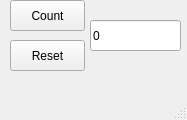
c-moo/c-moo_olio_harjoittelu, file Viikkotehtava7/mainwindow.ui: the form before one commit.
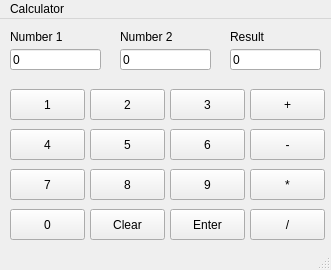
The form after the commit.

What changed in the file:
```diff
--- a/Viikkotehtava7/mainwindow.ui
+++ b/Viikkotehtava7/mainwindow.ui
@@ -6,8 +6,8 @@
    <rect>
     <x>0</x>
     <y>0</y>
-    <width>187</width>
-    <height>120</height>
+    <width>331</width>
+    <height>270</height>
    </rect>
   </property>
   <property name="windowTitle">
@@ -18,39 +18,310 @@
     <property name="geometry">
      <rect>
       <x>10</x>
-      <y>0</y>
+      <y>70</y>
       <width>75</width>
       <height>31</height>
      </rect>
     </property>
     <property name="text">
-     <string>Count</string>
+     <string>1</string>
     </property>
    </widget>
-   <widget class="QPushButton" name="Reset">
+   <widget class="QLineEdit" name="Box1">
     <property name="geometry">
      <rect>
       <x>10</x>
-      <y>40</y>
+      <y>30</y>
+      <width>91</width>
+      <height>21</height>
+     </rect>
+    </property>
+    <property name="text">
+     <string>0</string>
+    </property>
+   </widget>
+   <widget class="QLineEdit" name="Box2">
+    <property name="geometry">
+     <rect>
+      <x>120</x>
+      <y>30</y>
+      <width>91</width>
+      <height>21</height>
+     </rect>
+    </property>
+    <property name="text">
+     <string>0</string>
+    </property>
+   </widget>
+   <widget class="QLineEdit" name="Box3">
+    <property name="geometry">
+     <rect>
+      <x>230</x>
+      <y>30</y>
+      <width>91</width>
+      <height>21</height>
+     </rect>
+    </property>
+    <property name="text">
+     <string>0</string>
+    </property>
+   </widget>
+   <widget class="QLabel" name="Number1">
+    <property name="geometry">
+     <rect>
+      <x>10</x>
+      <y>10</y>
+      <width>81</width>
+      <height>16</height>
+     </rect>
+    </property>
+    <property name="text">
+     <string>Number 1</string>
+    </property>
+   </widget>
+   <widget class="QLabel" name="Number2">
+    <property name="geometry">
+     <rect>
+      <x>120</x>
+      <y>10</y>
+      <width>81</width>
+      <height>16</height>
+     </rect>
+    </property>
+    <property name="text">
+     <string>Number 2</string>
+    </property>
+   </widget>
+   <widget class="QLabel" name="Result">
+    <property name="geometry">
+     <rect>
+      <x>230</x>
+      <y>10</y>
+      <width>81</width>
+      <height>16</height>
+     </rect>
+    </property>
+    <property name="text">
+     <string>Result</string>
+    </property>
+   </widget>
+   <widget class="QPushButton" name="N2">
+    <property name="geometry">
+     <rect>
+      <x>90</x>
+      <y>70</y>
       <width>75</width>
       <height>31</height>
      </rect>
     </property>
     <property name="text">
-     <string>Reset</string>
+     <string>2</string>
     </property>
    </widget>
-   <widget class="QLineEdit" name="lineEdit">
+   <widget class="QPushButton" name="N3">
     <property name="geometry">
      <rect>
+      <x>170</x>
+      <y>70</y>
+      <width>75</width>
+      <height>31</height>
+     </rect>
+    </property>
+    <property name="text">
+     <string>3</string>
+    </property>
+    <attribute name="buttonGroup">
+     <string notr="true">Numbers</string>
+    </attribute>
+   </widget>
+   <widget class="QPushButton" name="Plus">
+    <property name="geometry">
+     <rect>
+      <x>250</x>
+      <y>70</y>
+      <width>75</width>
+      <height>31</height>
+     </rect>
+    </property>
+    <property name="text">
+     <string>+</string>
+    </property>
+   </widget>
+   <widget class="QPushButton" name="N6">
+    <property name="geometry">
+     <rect>
+      <x>170</x>
+      <y>110</y>
+      <width>75</width>
+      <height>31</height>
+     </rect>
+    </property>
+    <property name="text">
+     <string>6</string>
+    </property>
+    <attribute name="buttonGroup">
+     <string notr="true">Numbers</string>
+    </attribute>
+   </widget>
+   <widget class="QPushButton" name="Minus">
+    <property name="geometry">
+     <rect>
+      <x>250</x>
+      <y>110</y>
+      <width>75</width>
+      <height>31</height>
+     </rect>
+    </property>
+    <property name="text">
+     <string>-</string>
+    </property>
+   </widget>
+   <widget class="QPushButton" name="N4">
+    <property name="geometry">
+     <rect>
+      <x>10</x>
+      <y>110</y>
+      <width>75</width>
+      <height>31</height>
+     </rect>
+    </property>
+    <property name="text">
+     <string>4</string>
+    </property>
+    <attribute name="buttonGroup">
+     <string notr="true">Numbers</string>
+    </attribute>
+   </widget>
+   <widget class="QPushButton" name="N5">
+    <property name="geometry">
+     <rect>
       <x>90</x>
-      <y>20</y>
-      <width>91</width>
+      <y>110</y>
+      <width>75</width>
       <height>31</height>
      </rect>
     </property>
     <property name="text">
+     <string>5</string>
+    </property>
+    <attribute name="buttonGroup">
+     <string notr="true">Numbers</string>
+    </attribute>
+   </widget>
+   <widget class="QPushButton" name="N9">
+    <property name="geometry">
+     <rect>
+      <x>170</x>
+      <y>150</y>
+      <width>75</width>
+      <height>31</height>
+     </rect>
+    </property>
+    <property name="text">
+     <string>9</string>
+    </property>
+    <attribute name="buttonGroup">
+     <string notr="true">Numbers</string>
+    </attribute>
+   </widget>
+   <widget class="QPushButton" name="Times">
+    <property name="geometry">
+     <rect>
+      <x>250</x>
+      <y>150</y>
+      <width>75</width>
+      <height>31</height>
+     </rect>
+    </property>
+    <property name="text">
+     <string>*</string>
+    </property>
+   </widget>
+   <widget class="QPushButton" name="N7">
+    <property name="geometry">
+     <rect>
+      <x>10</x>
+      <y>150</y>
+      <width>75</width>
+      <height>31</height>
+     </rect>
+    </property>
+    <property name="text">
+     <string>7</string>
+    </property>
+    <attribute name="buttonGroup">
+     <string notr="true">Numbers</string>
+    </attribute>
+   </widget>
+   <widget class="QPushButton" name="N8">
+    <property name="geometry">
+     <rect>
+      <x>90</x>
+      <y>150</y>
+      <width>75</width>
+      <height>31</height>
+     </rect>
+    </property>
+    <property name="text">
+     <string>8</string>
+    </property>
+    <attribute name="buttonGroup">
+     <string notr="true">Numbers</string>
+    </attribute>
+   </widget>
+   <widget class="QPushButton" name="Enter">
+    <property name="geometry">
+     <rect>
+      <x>170</x>
+      <y>190</y>
+      <width>75</width>
+      <height>31</height>
+     </rect>
+    </property>
+    <property name="text">
+     <string>Enter</string>
+    </property>
+   </widget>
+   <widget class="QPushButton" name="Divide">
+    <property name="geometry">
+     <rect>
+      <x>250</x>
+      <y>190</y>
+      <width>75</width>
+      <height>31</height>
+     </rect>
+    </property>
+    <property name="text">
+     <string>/</string>
+    </property>
+   </widget>
+   <widget class="QPushButton" name="N0">
+    <property name="geometry">
+     <rect>
+      <x>10</x>
+      <y>190</y>
+      <width>75</width>
+      <height>31</height>
+     </rect>
+    </property>
+    <property name="text">
      <string>0</string>
+    </property>
+    <attribute name="buttonGroup">
+     <string notr="true">Numbers</string>
+    </attribute>
+   </widget>
+   <widget class="QPushButton" name="Clear">
+    <property name="geometry">
+     <rect>
+      <x>90</x>
+      <y>190</y>
+      <width>75</width>
+      <height>31</height>
+     </rect>
+    </property>
+    <property name="text">
+     <string>Clear</string>
     </property>
    </widget>
   </widget>
@@ -59,10 +330,16 @@
     <rect>
      <x>0</x>
      <y>0</y>
-     <width>187</width>
+     <width>331</width>
      <height>22</height>
     </rect>
    </property>
+   <widget class="QMenu" name="menuCalculator">
+    <property name="title">
+     <string>Calculator</string>
+    </property>
+   </widget>
+   <addaction name="menuCalculator"/>
   </widget>
   <widget class="QStatusBar" name="statusbar"/>
  </widget>
```
Left out of the diff: 11 changed lines with no effect on the pictures.
